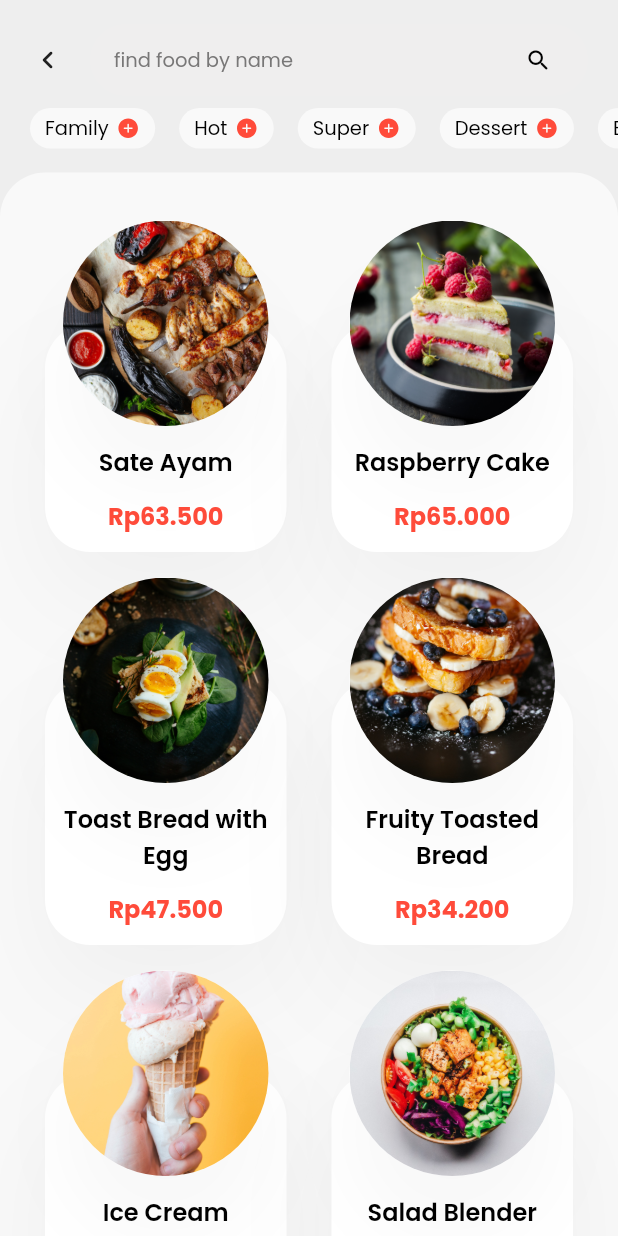
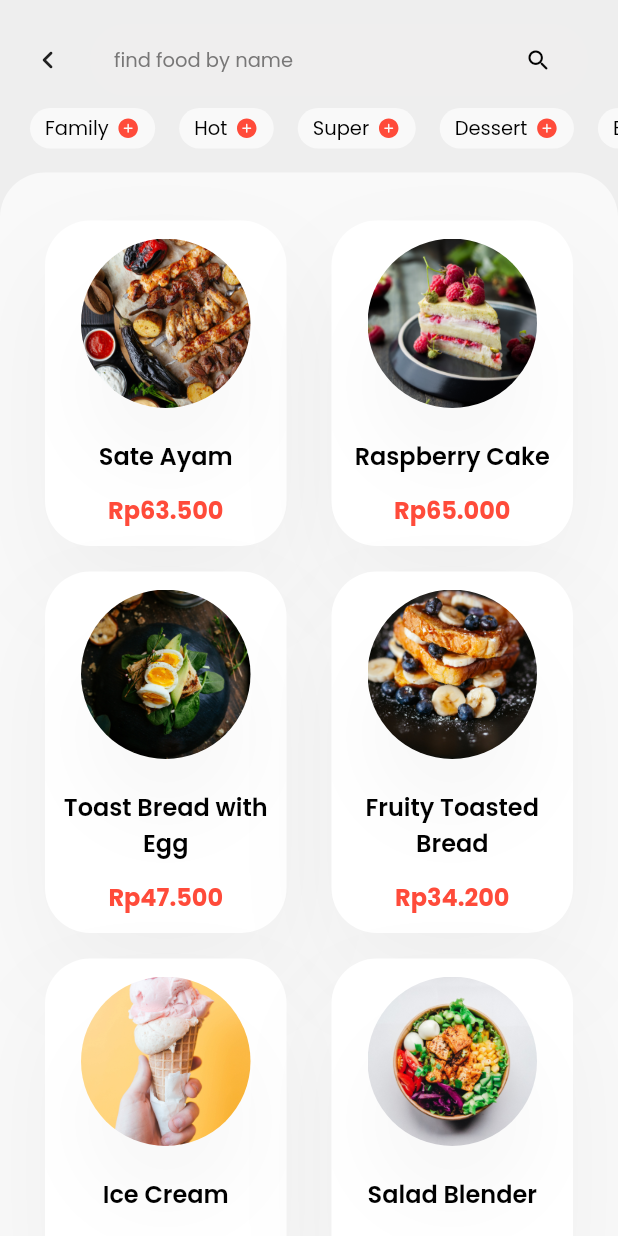
Before and after one commit to whoisgalih/food-app, a Flutter app: the FoodPage screen opened directly, on a phone screen of 412 x 824 dp. Run offline on Flutter 3.47's test engine with Material 2 defaults, Android fonts, the phone set to English and light mode, and no system bars; our stand-ins replace flutter_svg, google_fonts.

```diff
--- a/lib/widgets/food_item.dart
+++ b/lib/widgets/food_item.dart
@@ -2,7 +2,7 @@ import 'package:flutter/material.dart';
 import 'package:food_app/pages/food_item_page.dart';
 import 'package:food_app/theme/theme.dart';
 
-class FoodItem extends StatefulWidget {
+class FoodItem extends StatelessWidget {
   const FoodItem({
     Key? key,
     required this.id,
@@ -17,40 +17,17 @@ class FoodItem extends StatefulWidget {
   final String price;
 
   @override
-  State<FoodItem> createState() => _FoodItemState();
-}
-
-class _FoodItemState extends State<FoodItem> {
-  final GlobalKey _imageKey = GlobalKey();
-
-  double _getImageHeight() {
-    try {
-      RenderBox renderBox =
-          _imageKey.currentContext?.findRenderObject() as RenderBox;
-      return renderBox.size.width;
-    } catch (e) {
-      return 0;
-    }
-  }
-
-  @override
   Widget build(BuildContext context) {
     return GestureDetector(
       onTap: () => Navigator.push(
           context,
           MaterialPageRoute(
               builder: (context) => FoodItemPage(
-                  id: widget.id,
-                  image: widget.image,
-                  name: widget.name,
-                  price: widget.price))),
+                  id: id, image: image, name: name, price: price))),
       child: Stack(
         children: [
           Column(
             children: [
-              SizedBox(
-                height: _getImageHeight() / 2,
-              ),
               Container(
                   width: double.infinity,
                   clipBehavior: Clip.antiAlias,
@@ -67,24 +44,6 @@ class _FoodItemState extends State<FoodItem> {
                   padding: const EdgeInsets.all(12),
                   child: Column(
                     children: [
-                      SizedBox(
-                        height: _getImageHeight() / 2,
-                      ),
-                      Text(widget.name,
-                          style: Theme.of(context).textTheme.subtitle1,
-                          textAlign: TextAlign.center),
-                      const SizedBox(height: 12),
-                      Text(widget.price,
-                          style: Theme.of(context)
-                              .textTheme
-                              .subtitle1
-                              ?.copyWith(
-                                  color: primary50,
-                                  fontWeight: FontWeight.w700))
-                    ],
-                  )),
-            ],
-          ),
                       Container(
                         clipBehavior: Clip.antiAlias,
                         margin: const EdgeInsets.symmetric(horizontal: 12),
@@ -101,12 +60,26 @@ class _FoodItemState extends State<FoodItem> {
                         child: AspectRatio(
                           aspectRatio: 1 / 1,
                           child: Image(
-                  key: _imageKey,
-                  image: AssetImage('assets/images/foods/' + widget.image),
+                              image: AssetImage('assets/images/foods/' + image),
                               width: double.infinity,
-                  // height: _getImageHeight(),
                               fit: BoxFit.cover),
                         ),
+                      ),
+                      const SizedBox(height: 20),
+                      Text(name,
+                          style: Theme.of(context).textTheme.subtitle1,
+                          textAlign: TextAlign.center),
+                      const SizedBox(height: 12),
+                      Text(price,
+                          style: Theme.of(context)
+                              .textTheme
+                              .subtitle1
+                              ?.copyWith(
+                                  color: primary50,
+                                  fontWeight: FontWeight.w700))
+                    ],
+                  )),
+            ],
           ),
         ],
       ),
```
Lines whose indentation alone changed are shown as unchanged.
